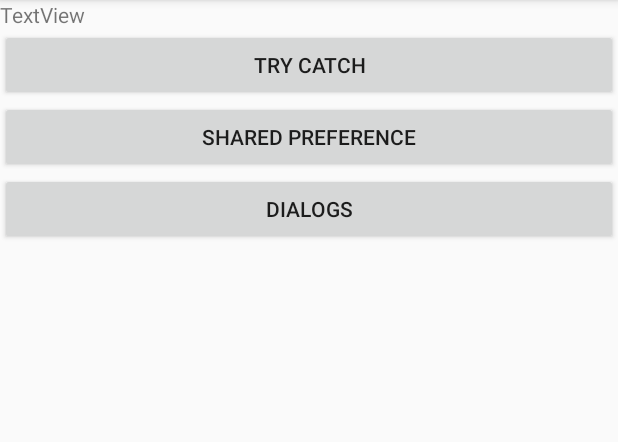
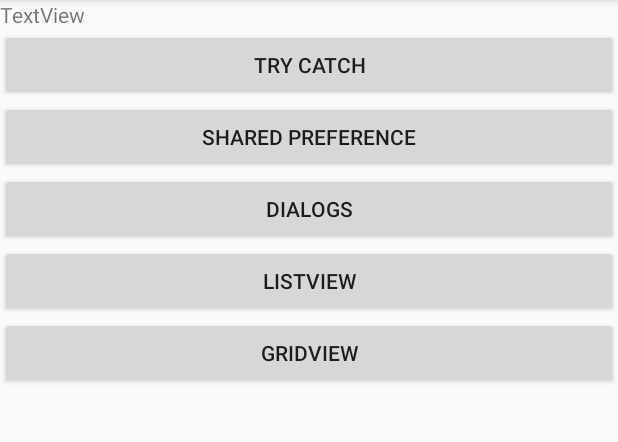
Before and after one commit to theshivamlko/DeepakAndroidClass, an Android app: the screen it shows after launch (HomePage), on a phone screen of 412 x 824 dp, the part 84-526 px from its top. Run offline under Robolectric (Android 15) with nearby library versions, the phone set to English and light mode, and no system bars.

Commit message:
listn grid

```diff
--- a/Starter/app/src/main/AndroidManifest.xml
+++ b/Starter/app/src/main/AndroidManifest.xml
@@ -11,7 +11,9 @@
         android:roundIcon="@mipmap/ic_launcher_round"
         android:supportsRtl="true"
         android:theme="@style/AppTheme">
-        <activity android:name=".MyDialogs"></activity>
+        <activity android:name=".ListsActivity"></activity>
+        <activity android:name=".GridActivity"></activity>
+        <activity android:name=".MyDialogs" />
         <activity android:name=".SharedPref" />
         <activity android:name=".TryCatch" />
         <activity android:name=".HomePage">
--- a/Starter/app/src/main/java/com/example/myapplication/HomePage.java
+++ b/Starter/app/src/main/java/com/example/myapplication/HomePage.java
@@ -16,6 +16,8 @@ public class HomePage extends AppCompatActivity {
     int TRY_CATCH = 10;
     private Button mSharedpref;
     private Button mDilaogs;
+    private Button mList;
+    private Button mGrid;
 
     @Override
     protected void onCreate(Bundle savedInstanceState) {
@@ -26,6 +28,8 @@ public class HomePage extends AppCompatActivity {
         mTextView3 = findViewById(R.id.textView3);
         mSharedpref = findViewById(R.id.sharedpref);
         mDilaogs = findViewById(R.id.dilaogs);
+        mList = findViewById(R.id.list);
+        mGrid = findViewById(R.id.grid);
 
         mTryCatch.setOnClickListener(new View.OnClickListener() {
             @Override
@@ -52,6 +56,21 @@ public class HomePage extends AppCompatActivity {
             }
         });
 
+        mList.setOnClickListener(new View.OnClickListener() {
+            @Override
+            public void onClick(View v) {
+                Intent intent = new Intent(HomePage.this, ListsActivity.class);
+                startActivity(intent);
+            }
+        });
+        mGrid.setOnClickListener(new View.OnClickListener() {
+            @Override
+            public void onClick(View v) {
+                Intent intent = new Intent(HomePage.this, GridActivity.class);
+                startActivity(intent);
+            }
+        });
+
     }
 
 
--- a/Starter/app/src/main/res/layout/activity_home_page.xml
+++ b/Starter/app/src/main/res/layout/activity_home_page.xml
@@ -12,22 +12,34 @@
         android:id="@+id/textView3"
         android:layout_width="wrap_content"
         android:layout_height="wrap_content"
-         android:text="TextView" />
+        android:text="TextView" />
 
     <Button
+        android:id="@+id/tryCatch"
         android:layout_width="match_parent"
         android:layout_height="wrap_content"
-        android:text="Try Catch"
-        android:id="@+id/tryCatch"/>
+        android:text="Try Catch" />
+
     <Button
+        android:id="@+id/sharedpref"
         android:layout_width="match_parent"
         android:layout_height="wrap_content"
-        android:text="Shared Preference"
-        android:id="@+id/sharedpref"/>
+        android:text="Shared Preference" />
 
     <Button
+        android:id="@+id/dilaogs"
         android:layout_width="match_parent"
         android:layout_height="wrap_content"
-        android:text="Dialogs"
-        android:id="@+id/dilaogs"/>
+        android:text="Dialogs" />
+
+    <Button
+        android:id="@+id/list"
+        android:layout_width="match_parent"
+        android:layout_height="wrap_content"
+        android:text="ListView" />
+    <Button
+        android:id="@+id/grid"
+        android:layout_width="match_parent"
+        android:layout_height="wrap_content"
+        android:text="GridView" />
 </LinearLayout>
```
Also changed, not shown: Starter/app/src/main/java/com/example/myapplication/GridActivity.java (added, +34 -0 lines), Starter/app/src/main/java/com/example/myapplication/ListsActivity.java (added, +33 -0 lines), Starter/app/src/main/java/com/example/myapplication/adapters/MyAdapters.java (added, +67 -0 lines), Starter/app/src/main/res/layout/activity_grid.xml (added, +17 -0 lines), Starter/app/src/main/res/layout/activity_lists.xml (added, +13 -0 lines), Starter/app/src/main/res/layout/item.xml (added, +12 -0 lines).
